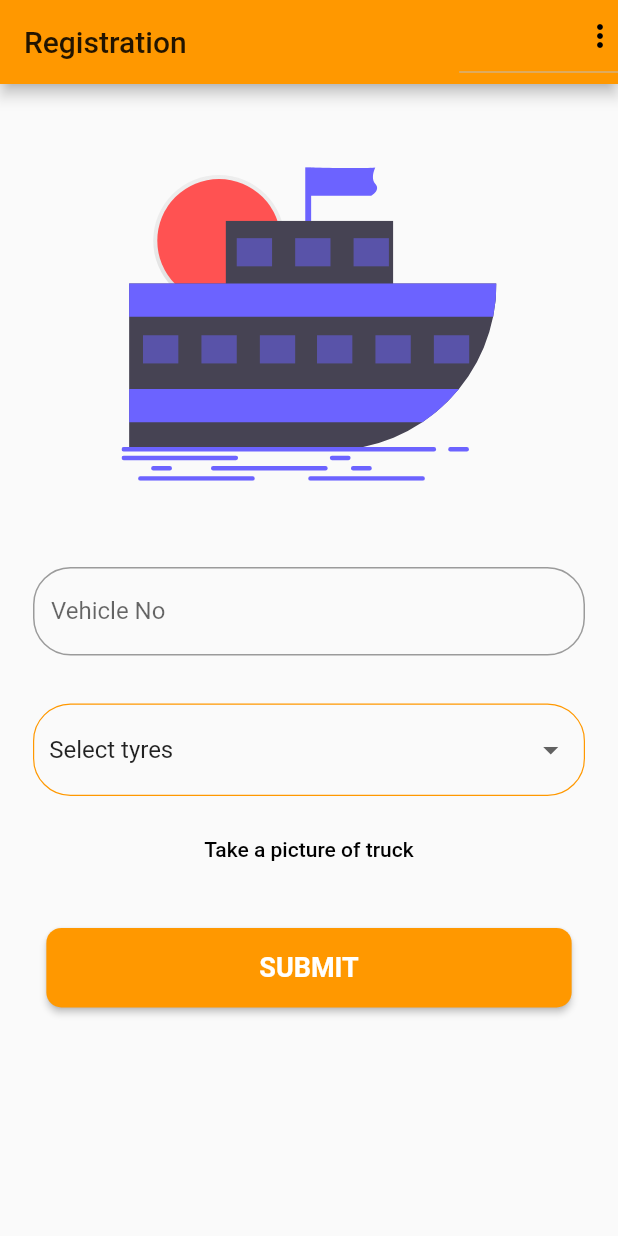
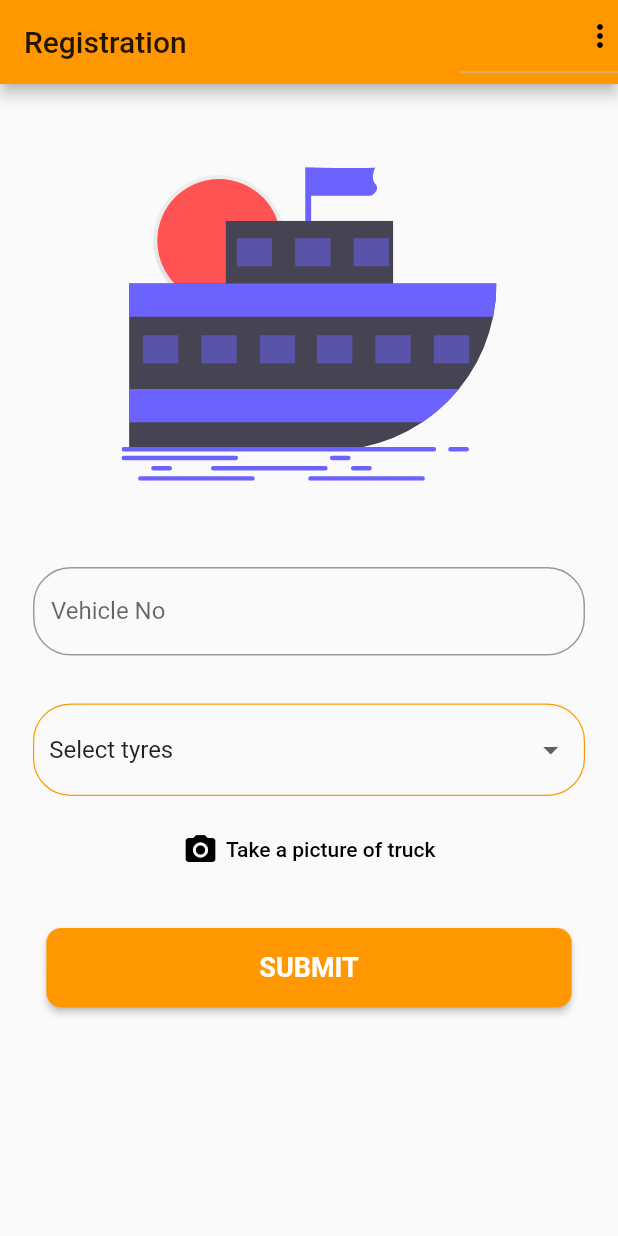
Before and after one commit to harshraj32/ship-tracking, a Flutter app: the screen it shows once a user with an empty profile is signed in, on a phone screen of 412 x 824 dp. Run offline on Flutter 3.47's test engine with Material 2 defaults, Android fonts, the phone set to English and light mode, and no system bars; our stand-ins replace cloud_firestore, connectivity, firebase_auth, firebase_messaging, firebase_storage, flare_flutter and 6 more; missing offline and left inert: flutter_polyline_points; accounts and stored records are empty.

```diff
--- a/truck/lib/screens/homeScreen.dart
+++ b/truck/lib/screens/homeScreen.dart
@@ -42,6 +42,7 @@ class _HomeScreenState extends State<HomeScreen> {
   var _tyres = 0;
   var downloadUrl1;
 
+  var photoStatus = '';
   ProgressDialog pr;
 
   _getToken() {
@@ -170,6 +171,7 @@ class _HomeScreenState extends State<HomeScreen> {
       _textController.clear();
       downloadUrl1 = '';
       setState(() {
+        photoStatus='';
         _selectedTyres = 'Select tyres';
       });
     }
@@ -268,6 +270,9 @@ class _HomeScreenState extends State<HomeScreen> {
                 event.snapshot.totalByteCount.toDouble());
         if (percentage == 100.0) {
           pr.hide();
+          setState(() {
+            photoStatus = 'S';
+          });
         }
         print("THe percentage " + percentage.toString());
       });
@@ -279,6 +284,9 @@ class _HomeScreenState extends State<HomeScreen> {
       //Here you can get the download URL when the task has been completed.
       print("Download URL " + downloadUrl1.toString());
     } else {
+      setState(() {
+        photoStatus = 'F';
+      });
       //Catch any cases here that might come up like canceled, interrupted
     }
   }
@@ -444,9 +452,32 @@ class _HomeScreenState extends State<HomeScreen> {
                           SizedBox(
                             height: 12,
                           ),
-                          FlatButton(
-                              onPressed: _takePicture,
-                              child: Text('Take a picture of truck')),
+                          photoStatus == ''
+                              ? FlatButton(
+                                  onPressed: _takePicture,
+                                  child: Row(
+                                    mainAxisAlignment: MainAxisAlignment.center,
+                                    children: <Widget>[
+                                      Icon(Icons.camera_alt),
+                                      SizedBox(
+                                        width: 5,
+                                      ),
+                                      Text('Take a picture of truck'),
+                                    ],
+                                  ))
+                              : (photoStatus == 'S'
+                                  ? Text(
+                                      'Photo Uploaded Successfully',
+                                      style: TextStyle(
+                                        color: Colors.green,
+                                      ),
+                                    )
+                                  : Text(
+                                      'Photo Upload Failed',
+                                      style: TextStyle(
+                                        color: Colors.red,
+                                      ),
+                                    )),
                           SizedBox(
                             height: 12,
                           ),
--- a/truck/lib/screens/orders_screen.dart
+++ b/truck/lib/screens/orders_screen.dart
@@ -102,7 +102,8 @@ class _OrdersScreenState extends State<OrdersScreen> {
                           Navigator.of(context).pushNamed(CheckStatus.route,
                               arguments: {
                                 'docId': singleDoc.documentID,
-                                'image_url': document[index]['image_url']
+                                'image_url': document[index]['image_url'],
+                                'data':document[index],
                               });
                         },
                         child: buildListTile(
--- a/truck/lib/screens/otpScreen.dart
+++ b/truck/lib/screens/otpScreen.dart
@@ -243,7 +243,6 @@ class _OTPScreenState extends State<OTPScreen> {
             (Route<dynamic> route) => false);
        }
        else{
-
          Navigator.of(context).pushReplacementNamed(HomeScreen.routeName);
        }
 
```
Also changed, not shown: truck/lib/screens/checkStatusScreen.dart (+106 -10 lines), 1 other file.
